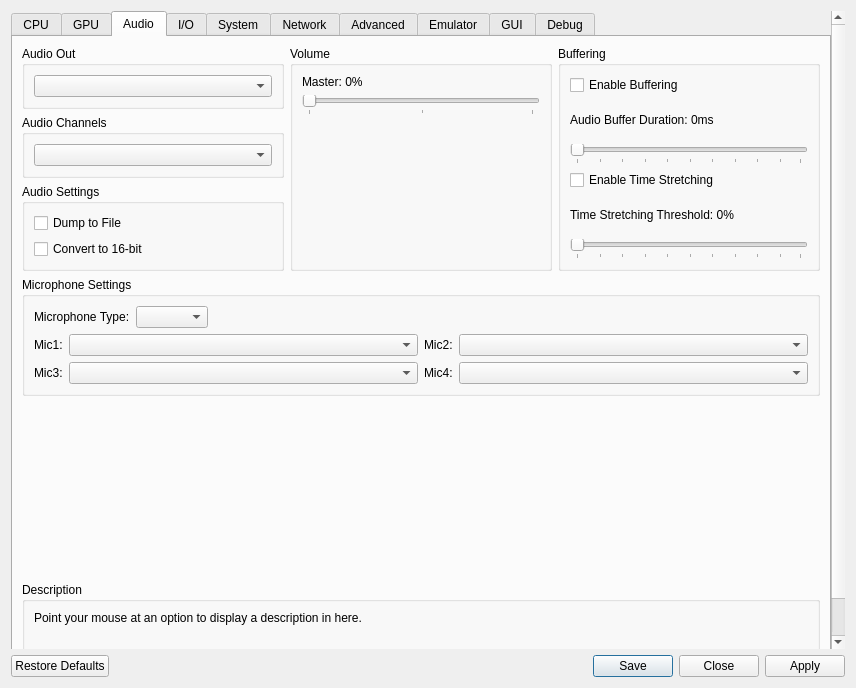
Qt form rpcs3/rpcs3qt/settings_dialog.ui (hoholee12/rpcs3-custom) before a commit.
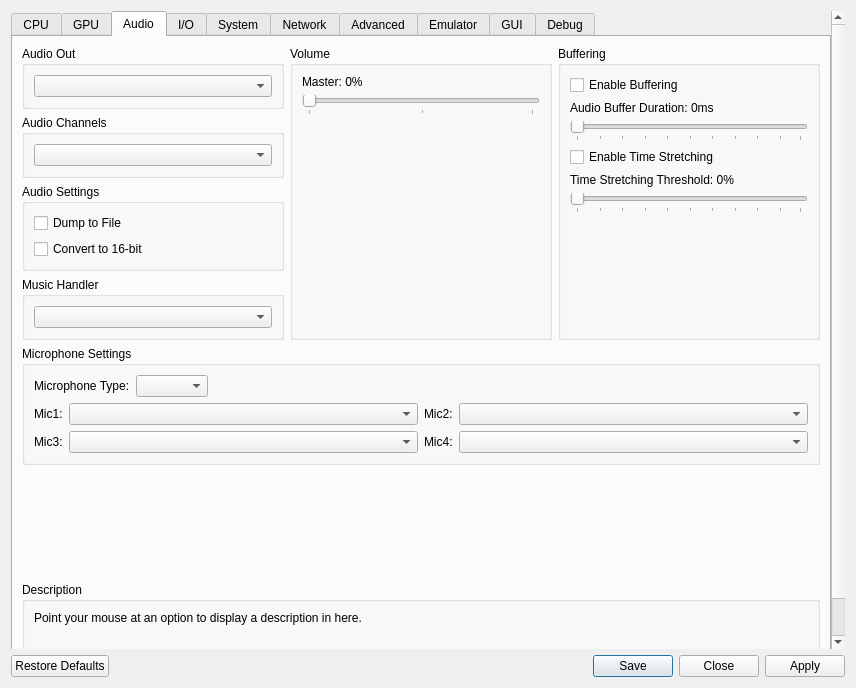
The same form after that commit. The open tabs and pages were chosen to show the change. Icons and pictures are not drawn.

```diff
--- a/rpcs3/rpcs3qt/settings_dialog.ui
+++ b/rpcs3/rpcs3qt/settings_dialog.ui
@@ -1077,6 +1077,34 @@
               </layout>
              </widget>
             </item>
+			<item>
+             <widget class="QGroupBox" name="gb_music_handler">
+              <property name="title">
+               <string>Music Handler</string>
+              </property>
+              <layout class="QVBoxLayout" name="gb_music_handler_layout">
+               <item>
+                <widget class="QComboBox" name="musicHandlerBox"/>
+               </item>
+              </layout>
+             </widget>
+            </item>
+            <item>
+             <spacer name="verticalSpacerAudioLeft">
+              <property name="orientation">
+               <enum>Qt::Vertical</enum>
+              </property>
+              <property name="sizeType">
+               <enum>QSizePolicy::MinimumExpanding</enum>
+              </property>
+              <property name="sizeHint" stdset="0">
+               <size>
+                <width>0</width>
+                <height>0</height>
+               </size>
+              </property>
+             </spacer>
+            </item>
            </layout>
           </item>
           <item>
@@ -1244,6 +1272,22 @@
                  </layout>
                 </widget>
                </item>
+			   <item>
+                <spacer name="verticalSpacerAudioRight">
+                 <property name="orientation">
+                  <enum>Qt::Vertical</enum>
+                 </property>
+                 <property name="sizeType">
+                  <enum>QSizePolicy::MinimumExpanding</enum>
+                 </property>
+                 <property name="sizeHint" stdset="0">
+                  <size>
+                   <width>0</width>
+                   <height>0</height>
+                  </size>
+                 </property>
+                </spacer>
+               </item>
               </layout>
              </widget>
             </item>
```
Left out of the diff: 2 changed lines with no effect on the pictures.
